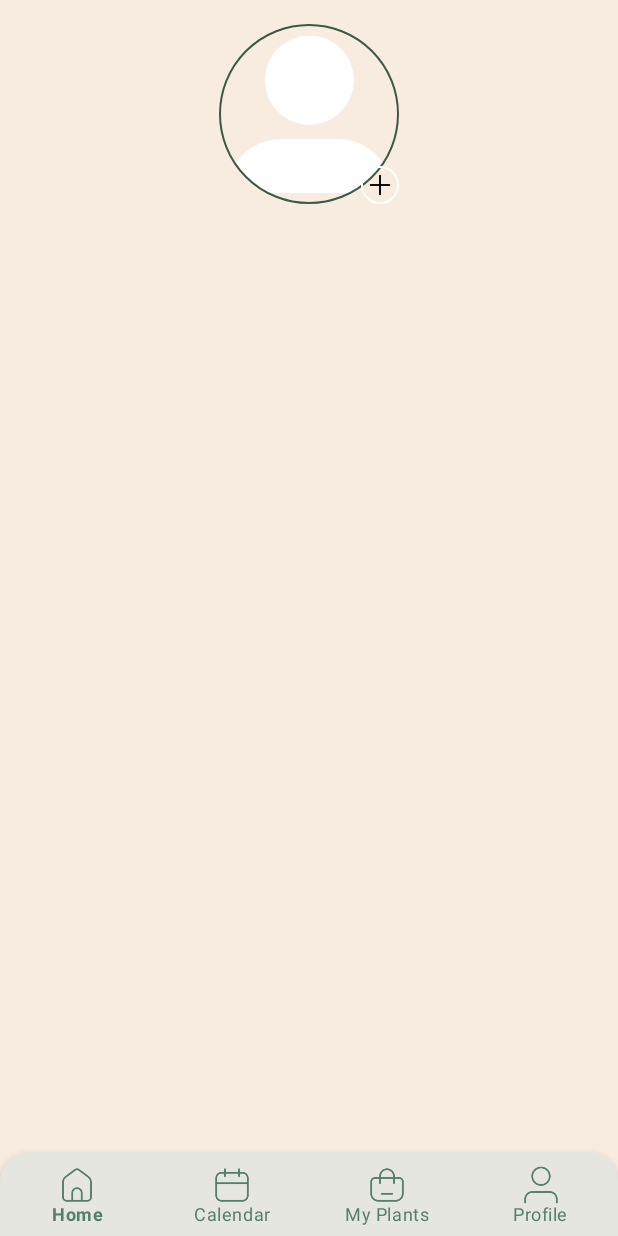
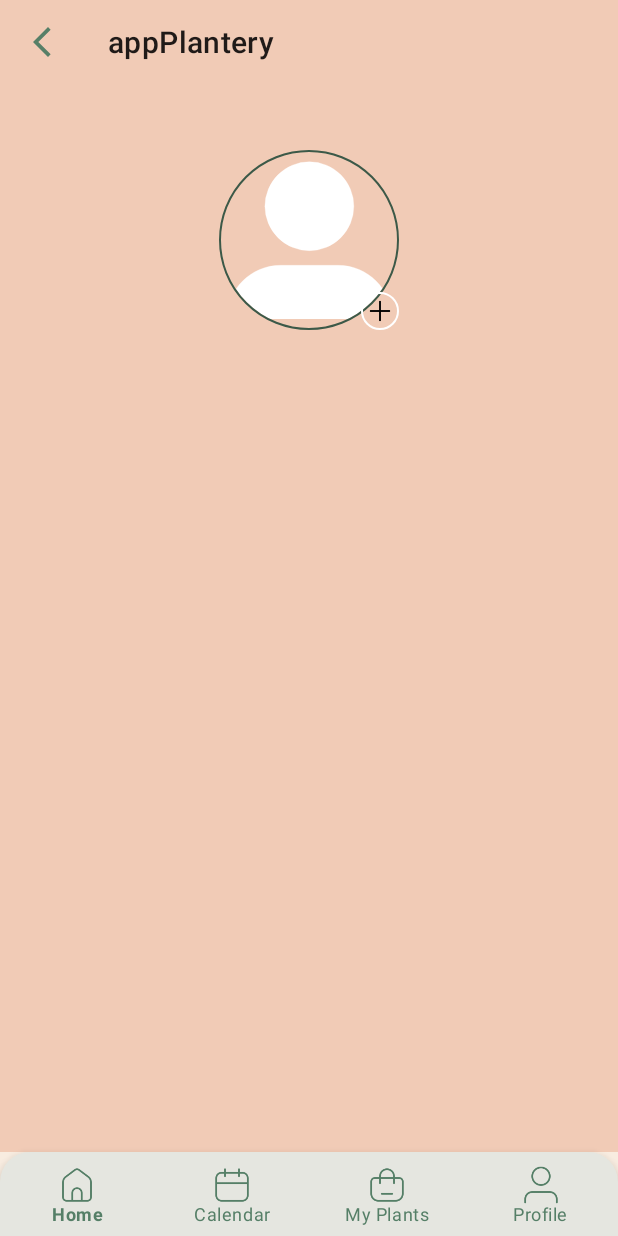
Before and after one commit to JhonatanNeves/appPlantery, an Android app: the screen it shows after launch (MainActivity), on a phone screen of 412 x 824 dp. Run offline under Robolectric (Android 15) with nearby library versions, the phone set to English and light mode, and no system bars; our stand-ins replace CircleImageView.

Commit message:
feat-profile-toolbar

```diff
--- a/app/src/main/java/com/example/appplantery/main/view/MainActivity.kt
+++ b/app/src/main/java/com/example/appplantery/main/view/MainActivity.kt
@@ -2,11 +2,19 @@ package com.example.appplantery.main.view
 
 import androidx.appcompat.app.AppCompatActivity
 import android.os.Bundle
+import androidx.appcompat.widget.Toolbar
 import com.example.appplantery.R
 
 class MainActivity : AppCompatActivity() {
     override fun onCreate(savedInstanceState: Bundle?) {
         super.onCreate(savedInstanceState)
         setContentView(R.layout.activity_main)
+
+        val toolbar: Toolbar = findViewById(R.id.activity_toolbar)
+        setSupportActionBar(toolbar)
+
+        supportActionBar?.setHomeAsUpIndicator(R.drawable.ic_arrow_back)
+        supportActionBar?.setDisplayHomeAsUpEnabled(true)
+
     }
 }
--- a/app/src/main/java/com/example/appplantery/profile/view/FragmentProfile.kt
+++ b/app/src/main/java/com/example/appplantery/profile/view/FragmentProfile.kt
@@ -16,5 +16,4 @@ class FragmentProfile : Fragment(){
     ): View? {
         return inflater.inflate(R.layout.fragment_profile, container, false)
     }
-
 }
--- a/app/src/main/res/drawable/ic_arrow_back.xml
+++ b/app/src/main/res/drawable/ic_arrow_back.xml
@@ -1,4 +1,4 @@
-<vector android:height="24dp" android:tint="#000000"
+<vector android:height="24dp" android:tint="#577F67"
     android:viewportHeight="24" android:viewportWidth="24"
     android:width="24dp" xmlns:android="http://schemas.android.com/apk/res/android">
     <path android:fillColor="@android:color/white" android:pathData="M17.77,3.77l-1.77,-1.77l-10,10l10,10l1.77,-1.77l-8.23,-8.23z"/>
--- a/app/src/main/res/layout/activity_main.xml
+++ b/app/src/main/res/layout/activity_main.xml
@@ -6,6 +6,16 @@
     android:layout_height="match_parent"
     android:background="@color/beige_light"
     tools:context=".main.view.MainActivity">
+
+
+    <androidx.appcompat.widget.Toolbar
+        android:id="@+id/activity_toolbar"
+        android:layout_width="match_parent"
+        android:layout_height="wrap_content"
+        android:background="@null"
+        app:layout_constraintTop_toTopOf="parent"
+        android:elevation="2dp"
+        />
 
     <fragment
         android:id="@+id/main_fragment"
--- a/app/src/main/res/layout/fragment_profile.xml
+++ b/app/src/main/res/layout/fragment_profile.xml
@@ -4,7 +4,7 @@
     android:layout_height="match_parent"
     xmlns:tools="http://schemas.android.com/tools"
     xmlns:app="http://schemas.android.com/apk/res-auto"
-    android:background="@color/beige_light"
+    android:background="@color/orange_dull"
     tools:showIn="@layout/activity_main">
 
     <de.hdodenhof.circleimageview.CircleImageView
@@ -16,7 +16,7 @@
         app:layout_constraintTop_toTopOf="parent"
         app:layout_constraintStart_toStartOf="parent"
         app:layout_constraintEnd_toEndOf="parent"
-        android:layout_marginTop="16dp"
+        android:layout_marginTop="100dp"
         android:layout_width="120dp"
         android:layout_height="120dp"/>
 
```
